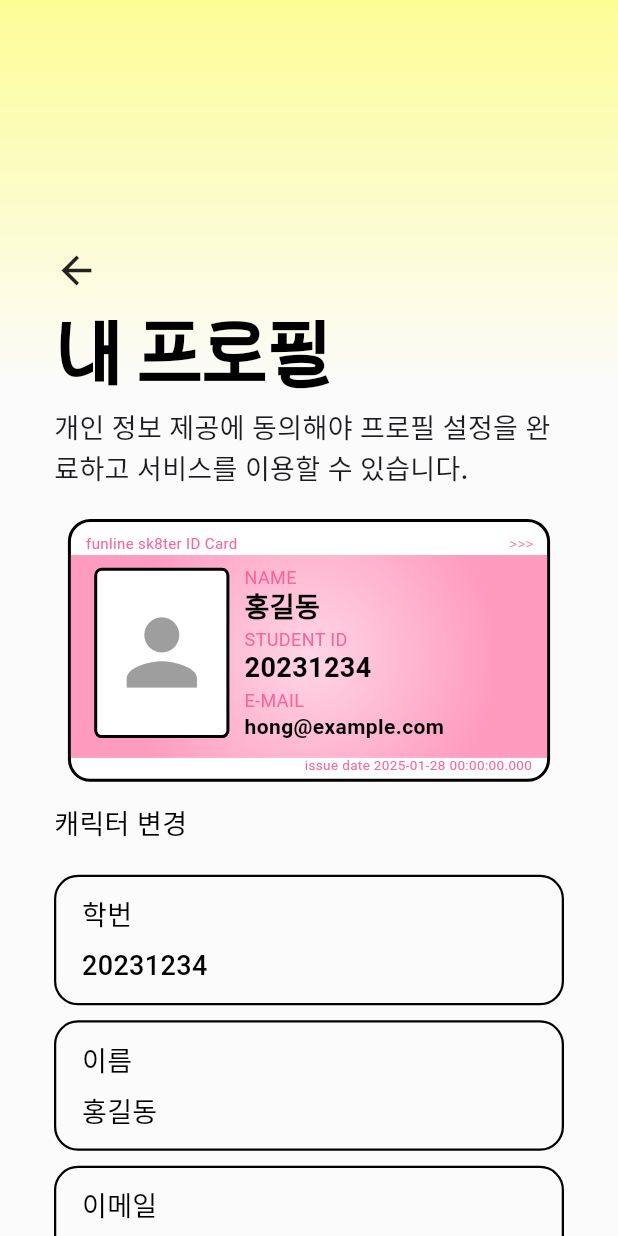
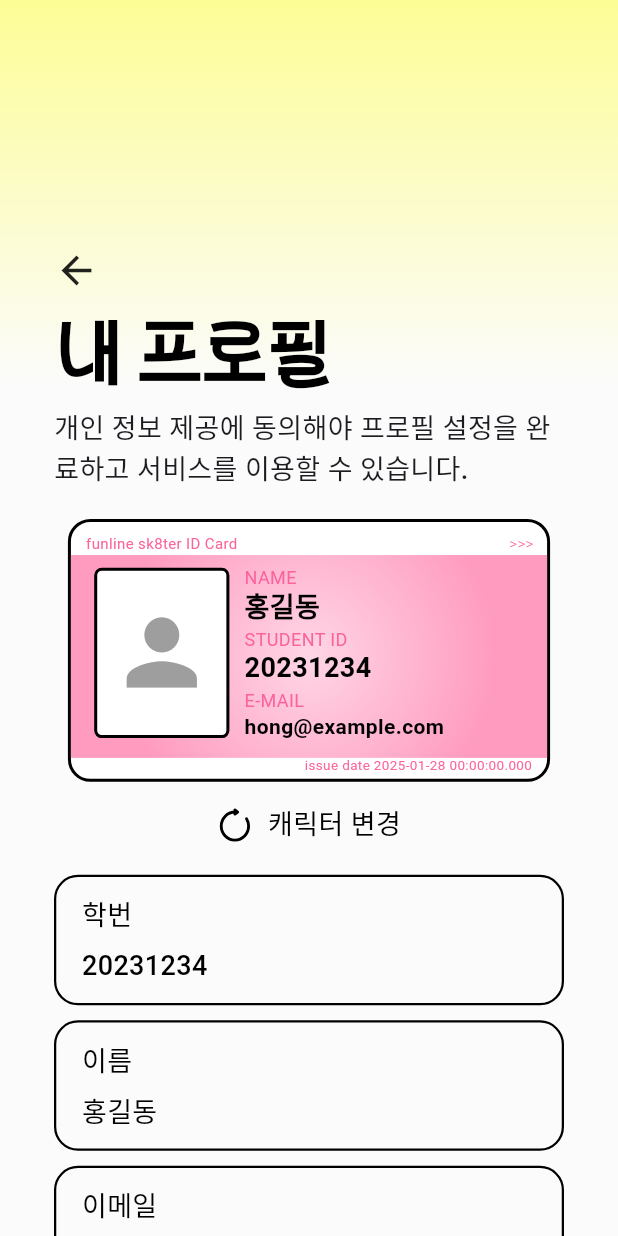
Before and after one commit to Yejin-02/bbun-finder-fe, a Flutter app: the ProfileEditPage screen opened by its route, on a phone screen of 412 x 824 dp. Run offline on Flutter 3.47's test engine with Material 3 defaults, Android fonts, the phone set to English and light mode, and no system bars; our stand-ins replace auto_route, dio, flutter_bloc, flutter_dotenv, flutter_svg, freezed_annotation and 5 more; missing offline and left inert: dart:html, flutter_web_auth_2, flutter_web_frame, mutex; generated files the repository leaves out were written again; Roboto replaces fonts that are missing (Pretendard).

Commit message:
add charater change button

```diff
--- a/lib/modules/bbun/presentation/pages/profile_edit_page.dart
+++ b/lib/modules/bbun/presentation/pages/profile_edit_page.dart
@@ -1,5 +1,4 @@
 import 'package:auto_route/auto_route.dart';
-import 'package:bbun/modules/bbun/presentation/widgets/bbun_bottomsheet.dart';
 import 'package:bbun/modules/bbun/presentation/widgets/bbun_card.dart';
 import 'package:bbun/modules/bbun/presentation/widgets/bbun_checkbox.dart';
 import 'package:bbun/modules/bbun/presentation/widgets/bbun_delete.dart';
@@ -8,6 +7,7 @@ import 'package:bbun/modules/bbun/presentation/widgets/bbun_inputfield.dart';
 import 'package:bbun/modules/bbun/presentation/widgets/bbun_pressable.dart';
 import 'package:bbun/routes/app_router.dart';
 import 'package:flutter/material.dart';
+import 'package:flutter_svg/flutter_svg.dart';
 
 @RoutePage()
 class ProfileEditPage extends StatefulWidget {
@@ -172,11 +172,18 @@ class _ProfileEditPageState extends State<ProfileEditPage> {
                     padding: const EdgeInsets.symmetric(horizontal: 36),
                     child: GestureDetector(
                       onTap: () {
-                        // TODO: 뻔카드 색 변경되는 구현 필요
+                        // TODO: 뻔카드 색 & 캐릭터 변경되는 구현 필요
                         print("캐릭터 변경");
                       },
                       child: Row(
+                        mainAxisSize: MainAxisSize.min,
+                        mainAxisAlignment: MainAxisAlignment.center,
                         children: [
+                          SvgPicture.asset(
+                            "assets/icons/refresh.svg",
+                            width: 24,
+                          ),
+                          SizedBox(width: 10),
                           Text(
                             '캐릭터 변경',
                             textAlign: TextAlign.center,
```
